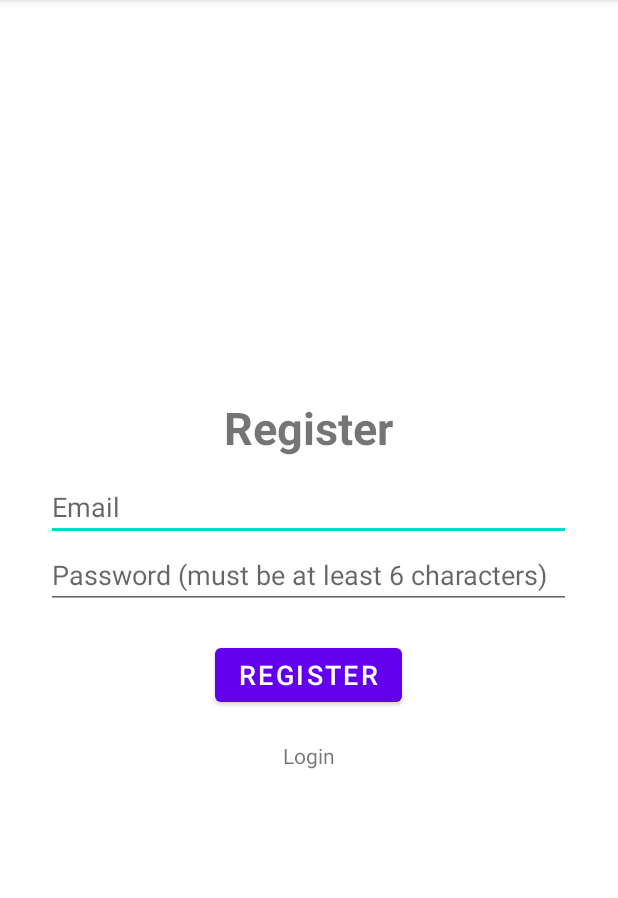
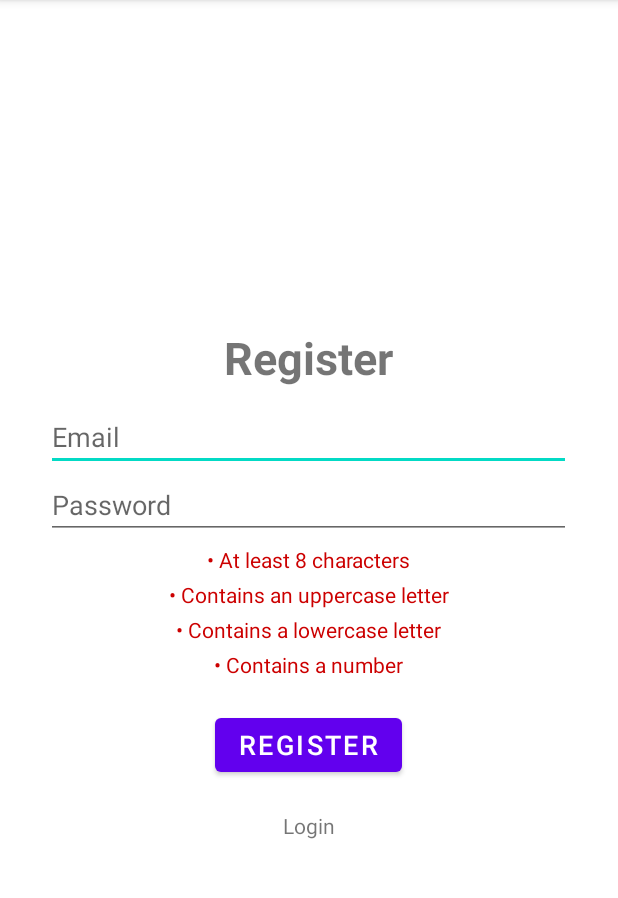
Before and after one commit to ehz2/SnapTrail, an Android app: the RegisterActivity screen opened directly, with no data from a screen before it, after a tap on "REGISTER", on a phone screen of 412 x 824 dp, the part 84-982 px from its top. Run offline under Robolectric (Android 15) with nearby library versions, the phone set to English and light mode, and no system bars; our stand-ins replace Firebase (no records; nobody signed in at launch, a user with empty details on screens opened directly).

Commit message:
increased password strength and added password strength indicator

```diff
--- a/app/src/main/java/com/example/snaptrail/loginpage/LoginActivity.kt
+++ b/app/src/main/java/com/example/snaptrail/loginpage/LoginActivity.kt
@@ -42,7 +42,7 @@ class LoginActivity : AppCompatActivity() {
                         Log.w(TAG, "signInWithEmail:failure", task.exception)
                         Toast.makeText(
                             baseContext,
-                            "Authentication failed.",
+                            "Login failed.",
                             Toast.LENGTH_SHORT,
                         ).show()
                     }
--- a/app/src/main/java/com/example/snaptrail/loginpage/RegisterActivity.kt
+++ b/app/src/main/java/com/example/snaptrail/loginpage/RegisterActivity.kt
@@ -2,7 +2,10 @@ package com.example.snaptrail.loginpage
 
 import android.content.ContentValues.TAG
 import android.content.Intent
+import android.graphics.Color
 import android.os.Bundle
+import android.text.Editable
+import android.text.TextWatcher
 import android.util.Log
 import android.widget.Toast
 import androidx.activity.enableEdgeToEdge
@@ -29,6 +32,29 @@ class RegisterActivity : AppCompatActivity() {
 
         auth = Firebase.auth
 
+        binding.password.addTextChangedListener(object : TextWatcher {
+            override fun afterTextChanged(s: Editable?) {
+                val password = s.toString()
+
+                // Check each requirement and update the color accordingly
+                binding.requirementLength.setTextColor(
+                    if (password.length >= 8) Color.GREEN else Color.RED
+                )
+                binding.requirementUppercase.setTextColor(
+                    if (password.any { it.isUpperCase() }) Color.GREEN else Color.RED
+                )
+                binding.requirementLowercase.setTextColor(
+                    if (password.any { it.isLowerCase() }) Color.GREEN else Color.RED
+                )
+                binding.requirementNumber.setTextColor(
+                    if (password.any { it.isDigit() }) Color.GREEN else Color.RED
+                )
+            }
+
+            override fun beforeTextChanged(s: CharSequence?, start: Int, count: Int, after: Int) {}
+            override fun onTextChanged(s: CharSequence?, start: Int, before: Int, count: Int) {}
+        })
+
         binding.continueBtn.setOnClickListener {
             auth.createUserWithEmailAndPassword(binding.email.getText().toString().trim(), binding.password.getText().toString().trim())
                 .addOnCompleteListener(this) { task ->
@@ -43,7 +69,7 @@ class RegisterActivity : AppCompatActivity() {
                         Log.w(TAG, "createUserWithEmail:failure", task.exception)
                         Toast.makeText(
                             baseContext,
-                            "Authentication failed.",
+                            "Registration failed.",
                             Toast.LENGTH_SHORT,
                         ).show()
                     }
--- a/app/src/main/res/layout/activity_register.xml
+++ b/app/src/main/res/layout/activity_register.xml
@@ -30,7 +30,43 @@
         android:layout_height="wrap_content"
         android:autofillHints="password"
         android:inputType="textPassword"
-        android:hint="Password (must be at least 6 characters)"/>
+        android:hint="Password"/>
+
+    <TextView
+        android:id="@+id/requirementLength"
+        android:layout_width="wrap_content"
+        android:layout_height="wrap_content"
+        android:text="• At least 8 characters"
+        android:textColor="@android:color/holo_red_dark"
+        android:textSize="14sp"
+        android:layout_marginTop="4dp" />
+
+    <TextView
+        android:id="@+id/requirementUppercase"
+        android:layout_width="wrap_content"
+        android:layout_height="wrap_content"
+        android:text="• Contains an uppercase letter"
+        android:textColor="@android:color/holo_red_dark"
+        android:textSize="14sp"
+        android:layout_marginTop="4dp" />
+
+    <TextView
+        android:id="@+id/requirementLowercase"
+        android:layout_width="wrap_content"
+        android:layout_height="wrap_content"
+        android:text="• Contains a lowercase letter"
+        android:textColor="@android:color/holo_red_dark"
+        android:textSize="14sp"
+        android:layout_marginTop="4dp" />
+
+    <TextView
+        android:id="@+id/requirementNumber"
+        android:layout_width="wrap_content"
+        android:layout_height="wrap_content"
+        android:text="• Contains a number"
+        android:textColor="@android:color/holo_red_dark"
+        android:textSize="14sp"
+        android:layout_marginTop="4dp" />
 
     <Button
         android:id="@+id/continue_btn"
```
Also changed, not shown: app/src/main/java/com/example/snaptrail/ui/slideshow/SlideshowFragment.kt (+9 -0 lines), app/src/main/res/layout/fragment_slideshow.xml (+11 -0 lines).
